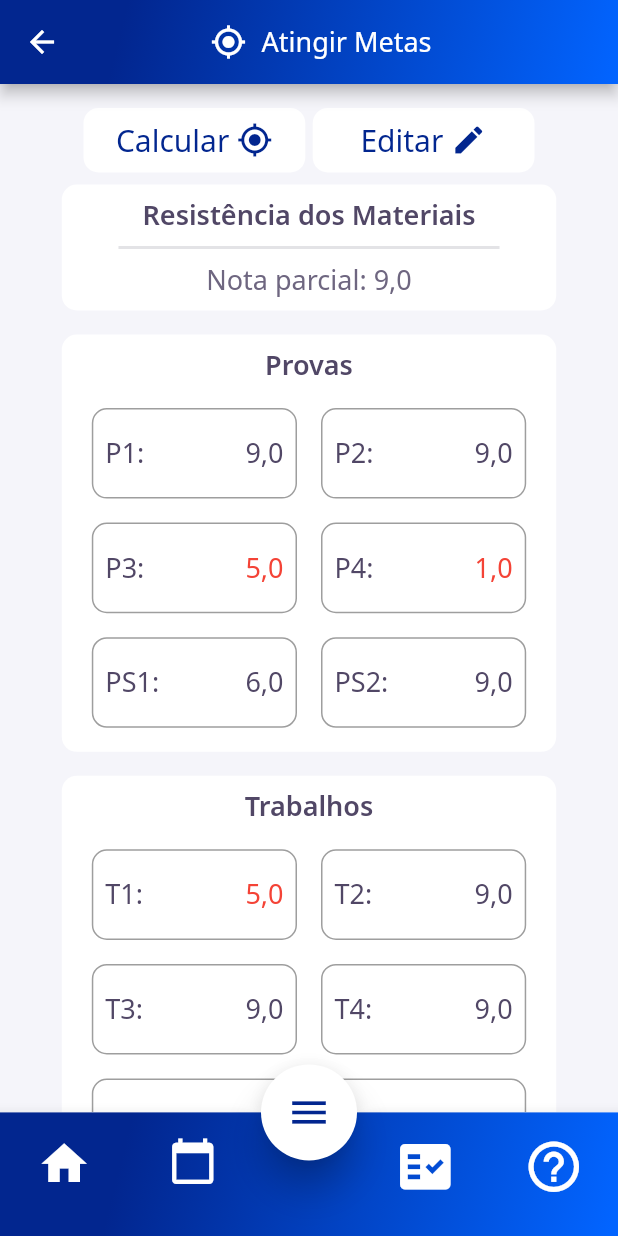
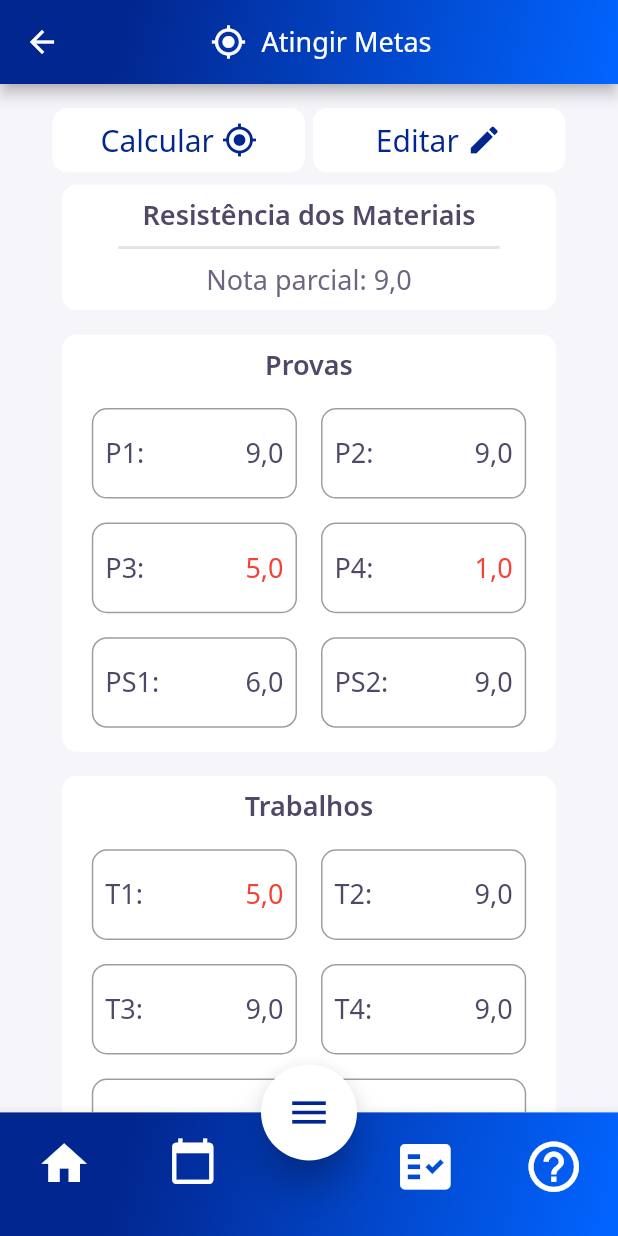
Before and after one commit to Maua-Dev/System_Maua_Front, a Flutter app: the AtingirMetasPage screen opened by its route, on a phone screen of 412 x 824 dp. Run offline on Flutter 3.47's test engine with Material 2 defaults, Android fonts, the light colour scheme and no system bars; our stand-ins replace flutter_calendar_carousel, flutter_mobx, flutter_modular, flutter_typeahead, fluttericon, google_fonts and 4 more; accounts and stored records are empty; generated files the repository leaves out were written again; Roboto replaces fonts that are missing (NotoSans).

Commit message:
[FM-98] - ajuste de overflow no botão

```diff
--- a/lib/app/modules/notas/pages/atingir-metas/atingir_metas_page.dart
+++ b/lib/app/modules/notas/pages/atingir-metas/atingir_metas_page.dart
@@ -44,7 +44,7 @@ class AtingirMetasPageState
                                 padding: const EdgeInsets.all(8.0),
                                 child: Container(
                                   width:
-                                      MediaQuery.of(context).size.height * 0.16,
+                                      MediaQuery.of(context).size.width * 0.37,
                                   child: Row(
                                     mainAxisAlignment: MainAxisAlignment.center,
                                     children: [
@@ -77,7 +77,7 @@ class AtingirMetasPageState
                                 padding: const EdgeInsets.all(8.0),
                                 child: Container(
                                   width:
-                                      MediaQuery.of(context).size.height * 0.16,
+                                      MediaQuery.of(context).size.width * 0.37,
                                   child: Row(
                                     mainAxisAlignment: MainAxisAlignment.center,
                                     children: [
```
